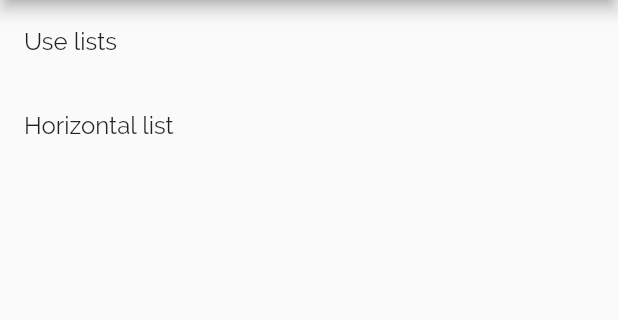
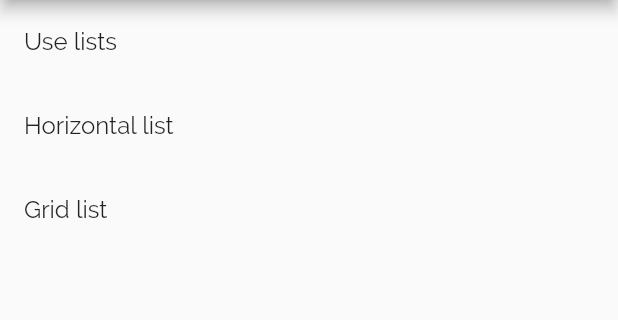
Before and after one commit to MudOnTire/flutter_demos, a Flutter app: the ListDemos screen opened by its route, on a phone screen of 412 x 824 dp, the part 84-404 px from its top. Run offline on Flutter 3.47's test engine with Material 2 defaults, Android fonts, the phone set to English and light mode, and no system bars; our stand-ins replace cached_network_image, transparent_image.

Commit message:
add grid demo

```diff
--- a/lib/main.dart
+++ b/lib/main.dart
@@ -25,6 +25,7 @@ import 'package:flutter_layout_demo/pages/image/FadeInImage.dart';
 import 'package:flutter_layout_demo/pages/image/InternetImage.dart';
 import 'package:flutter_layout_demo/pages/layout/layout.dart';
 import 'package:flutter_layout_demo/pages/list/Demos.dart';
+import 'package:flutter_layout_demo/pages/list/GridList.dart';
 import 'package:flutter_layout_demo/pages/list/HorizontalList.dart';
 import 'package:flutter_layout_demo/pages/list/UseList.dart';
 import 'package:flutter_layout_demo/pages/navigation/data-to-new-screen/screen_one.dart';
@@ -73,6 +74,7 @@ class MyApp extends StatelessWidget {
           '/list': (context) => ListDemos(),
           '/list/use-list': (context) => UseListApp(),
           '/list/horizontal-list': (context) => HorizontalListApp(),
+          '/list/grid-list': (context) => GridListApp(),
           // animation
           '/animation': (context) => AnimationDemos(),
           '/animation/page-transition': (context) => RTScreenOne(),
--- a/lib/pages/list/Demos.dart
+++ b/lib/pages/list/Demos.dart
@@ -19,6 +19,12 @@ class ListDemos extends StatelessWidget {
               Navigator.pushNamed(context, '/list/horizontal-list');
             },
           ),
+          ListTile(
+            title: Text('Grid list'),
+            onTap: () {
+              Navigator.pushNamed(context, '/list/grid-list');
+            },
+          ),
         ],
       ),
     );
```
Also changed, not shown: lib/pages/list/GridList.dart (added, +20 -0 lines).
